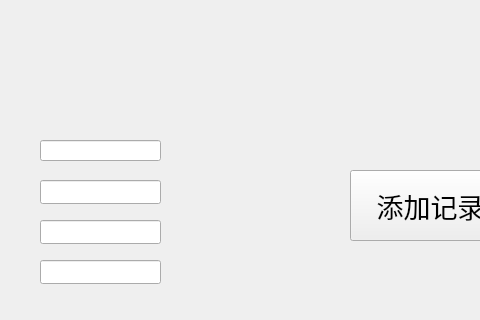
The window that QRCodeManagement_Raspi/4_AddInfo/addinfo.ui (Isabella98Liu/QRCodeManagement_Raspi) describes before a commit, drawn with Qt 5; both pictures show x 0 to 480 and y 0 to 320 of the 640 by 480 pixel window.
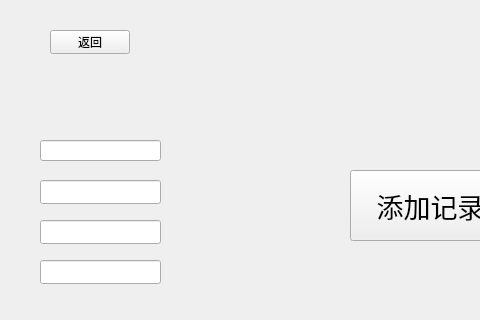
The same window after the commit.

What changed in the file:
```diff
--- a/QRCodeManagement_Raspi/4_AddInfo/addinfo.ui
+++ b/QRCodeManagement_Raspi/4_AddInfo/addinfo.ui
@@ -71,6 +71,19 @@
     <string>添加记录</string>
    </property>
   </widget>
+  <widget class="QPushButton" name="pushButton_2">
+   <property name="geometry">
+    <rect>
+     <x>50</x>
+     <y>30</y>
+     <width>80</width>
+     <height>24</height>
+    </rect>
+   </property>
+   <property name="text">
+    <string>返回</string>
+   </property>
+  </widget>
  </widget>
  <resources/>
  <connections/>
```
